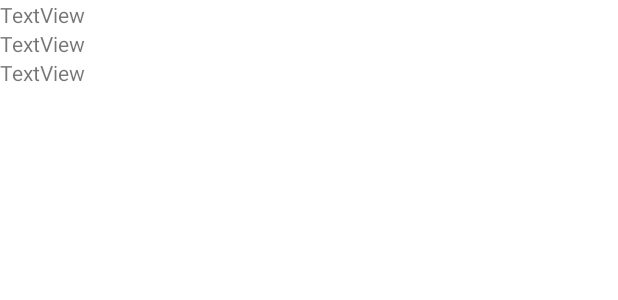
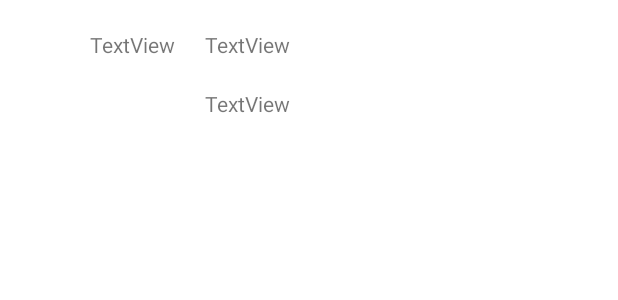
Before and after one commit to NachoXS15/focus-app, an Android app: the layout item_row.xml on its own in the app's theme, with its tools: preview values and no code run, on a phone screen of 412 x 824 dp. Shown: the top 300 px of the screen. Run offline under Robolectric (Android 15) with nearby library versions, the phone set to English and light mode, and no system bars.

Commit message:
modified style for main page list

```diff
--- a/app/src/main/res/layout/item_row.xml
+++ b/app/src/main/res/layout/item_row.xml
@@ -2,23 +2,38 @@
 <LinearLayout xmlns:android="http://schemas.android.com/apk/res/android"
     android:layout_width="match_parent"
     android:layout_height="match_parent"
-    android:orientation="vertical">
+    android:layout_gravity="center_horizontal|center_vertical"
+    android:orientation="horizontal">
 
-    <TextView
-        android:id="@+id/viewTitle"
-        android:layout_width="match_parent"
-        android:layout_height="wrap_content"
-        android:text="TextView" />
-
-    <TextView
-        android:id="@+id/viewDesc"
-        android:layout_width="match_parent"
-        android:layout_height="wrap_content"
-        android:text="TextView" />
 
     <TextView
         android:id="@+id/viewDate"
-        android:layout_width="match_parent"
+        android:layout_width="wrap_content"
         android:layout_height="wrap_content"
+        android:layout_marginStart="60dp"
+        android:layout_marginTop="20dp"
         android:text="TextView" />
+
+    <LinearLayout
+        android:layout_width="wrap_content"
+        android:layout_height="wrap_content"
+        android:orientation="vertical">
+
+        <TextView
+            android:id="@+id/viewTitle"
+            android:layout_width="wrap_content"
+            android:layout_height="wrap_content"
+            android:layout_marginStart="20dp"
+            android:layout_marginTop="20dp"
+            android:text="TextView" />
+
+        <TextView
+            android:id="@+id/viewDesc"
+            android:layout_width="wrap_content"
+            android:layout_height="wrap_content"
+            android:layout_marginStart="20dp"
+            android:layout_marginTop="20dp"
+            android:text="TextView" />
+    </LinearLayout>
+
 </LinearLayout>
```
Also changed, not shown: app/src/main/res/layout/activity_main_page.xml (+7 -6 lines).
